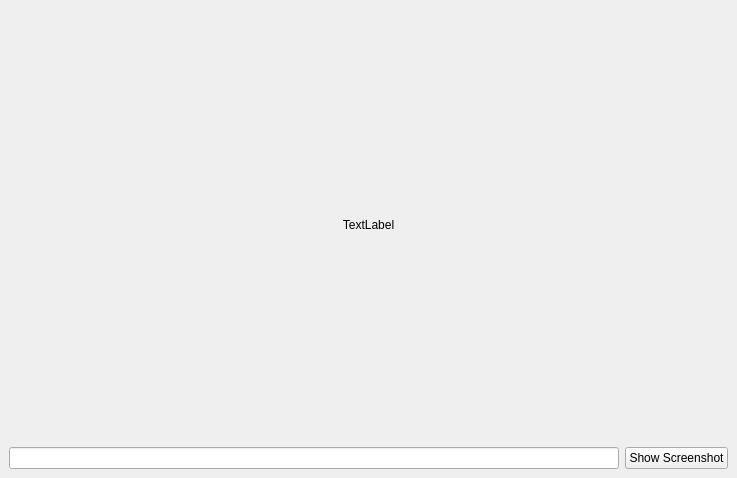
First picture: the form in tabs.ui, repository zhangwanjun4843/image_viewer, before the edit.
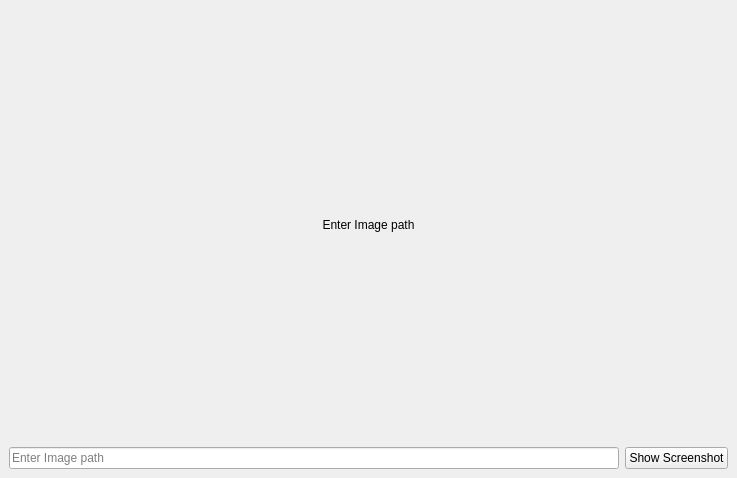
Second picture: the form after the edit.

Commit message: added class and resizing of image

```diff
--- a/tabs.ui
+++ b/tabs.ui
@@ -19,12 +19,18 @@
   <property name="windowTitle">
    <string>MainWindow</string>
   </property>
-  <widget class="QWidget" name="centralwidget">
+  <widget class="QWidget" name="ui">
+   <property name="minimumSize">
+    <size>
+     <width>300</width>
+     <height>200</height>
+    </size>
+   </property>
    <layout class="QVBoxLayout" name="verticalLayout">
     <item>
      <widget class="QLabel" name="label">
       <property name="text">
-       <string>TextLabel</string>
+       <string>Enter Image path</string>
       </property>
       <property name="alignment">
        <set>Qt::AlignCenter</set>
@@ -34,7 +40,11 @@
     <item>
      <layout class="QHBoxLayout" name="horizontalLayout">
       <item>
-       <widget class="QLineEdit" name="lineEdit"/>
+       <widget class="QLineEdit" name="lineEdit">
+        <property name="placeholderText">
+         <string>Enter Image path</string>
+        </property>
+       </widget>
       </item>
       <item>
        <widget class="QPushButton" name="pushButton">
```
The commit also changes 1 other file.
